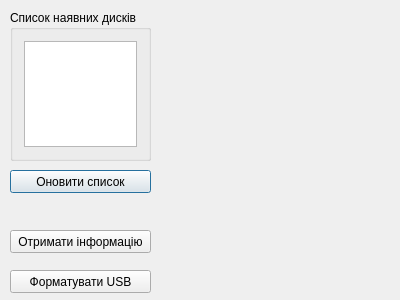
The window that HDDInfoViewer/dialog.ui (BohdanBenovskyi/HDDInfoViewer) describes before a commit, drawn with Qt 5.
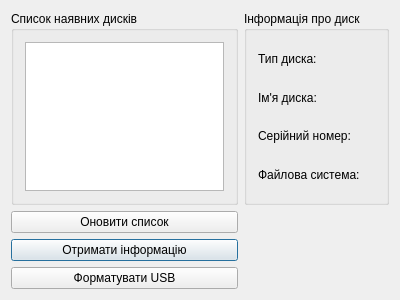
The same window after the commit.

Commit message: use GetDriveType and GetVolumeInformationA WinAPI

```diff
--- a/HDDInfoViewer/dialog.ui
+++ b/HDDInfoViewer/dialog.ui
@@ -13,63 +13,78 @@
   <property name="windowTitle">
    <string>Dialog</string>
   </property>
-  <widget class="QGroupBox" name="grbDrives">
-   <property name="geometry">
-    <rect>
-     <x>10</x>
-     <y>10</y>
-     <width>141</width>
-     <height>151</height>
-    </rect>
-   </property>
-   <property name="title">
-    <string>Список наявних дисків</string>
-   </property>
-   <layout class="QGridLayout" name="gridLayout">
-    <item row="0" column="0">
-     <widget class="QListView" name="lstDrives"/>
-    </item>
-   </layout>
-  </widget>
+  <layout class="QGridLayout" name="gridLayout_2">
+   <item row="2" column="0">
+    <widget class="QPushButton" name="btnGetInfo">
+     <property name="text">
+      <string>Отримати інформацію</string>
+     </property>
+    </widget>
+   </item>
+   <item row="1" column="0">
   <widget class="QPushButton" name="btnUpdateDrives">
-   <property name="geometry">
-    <rect>
-     <x>10</x>
-     <y>170</y>
-     <width>141</width>
-     <height>23</height>
-    </rect>
-   </property>
    <property name="text">
     <string>Оновити список</string>
    </property>
   </widget>
+   </item>
+   <item row="3" column="0">
   <widget class="QPushButton" name="btnFormat">
-   <property name="geometry">
-    <rect>
-     <x>10</x>
-     <y>270</y>
-     <width>141</width>
-     <height>23</height>
-    </rect>
-   </property>
    <property name="text">
     <string>Форматувати USB</string>
    </property>
   </widget>
-  <widget class="QPushButton" name="btnGetInfo">
-   <property name="geometry">
-    <rect>
-     <x>10</x>
-     <y>230</y>
-     <width>141</width>
-     <height>23</height>
-    </rect>
-   </property>
+   </item>
+   <item row="0" column="0">
+    <widget class="QGroupBox" name="grbDrives">
+     <property name="title">
+      <string>Список наявних дисків</string>
+     </property>
+     <layout class="QGridLayout" name="gridLayout">
+      <item row="0" column="0">
+       <widget class="QListView" name="lstDrives"/>
+      </item>
+     </layout>
+    </widget>
+   </item>
+   <item row="0" column="1">
+    <widget class="QGroupBox" name="grbInfoDrive">
+     <property name="title">
+      <string>Інформація про диск</string>
+     </property>
+     <layout class="QVBoxLayout" name="verticalLayout">
+      <item>
+       <widget class="QLabel" name="lblTypeOfDrive">
    <property name="text">
-    <string>Отримати інформацію</string>
-   </property>
-  </widget>
+         <string>Тип диска:</string>
+        </property>
+       </widget>
+      </item>
+      <item>
+       <widget class="QLabel" name="lblNameOfDrive">
+        <property name="text">
+         <string>Ім'я диска:</string>
+        </property>
+       </widget>
+      </item>
+      <item>
+       <widget class="QLabel" name="lblSerialNumber">
+        <property name="text">
+         <string>Серійний номер:</string>
+        </property>
+       </widget>
+      </item>
+      <item>
+       <widget class="QLabel" name="lblFileSystem">
+        <property name="text">
+         <string>Файлова система:</string>
+        </property>
+       </widget>
+      </item>
+     </layout>
+    </widget>
+   </item>
+  </layout>
  </widget>
  <layoutdefault spacing="6" margin="11"/>
  <resources/>
```
Lines whose indentation alone changed are shown as unchanged. The commit also changes 5 other files.
